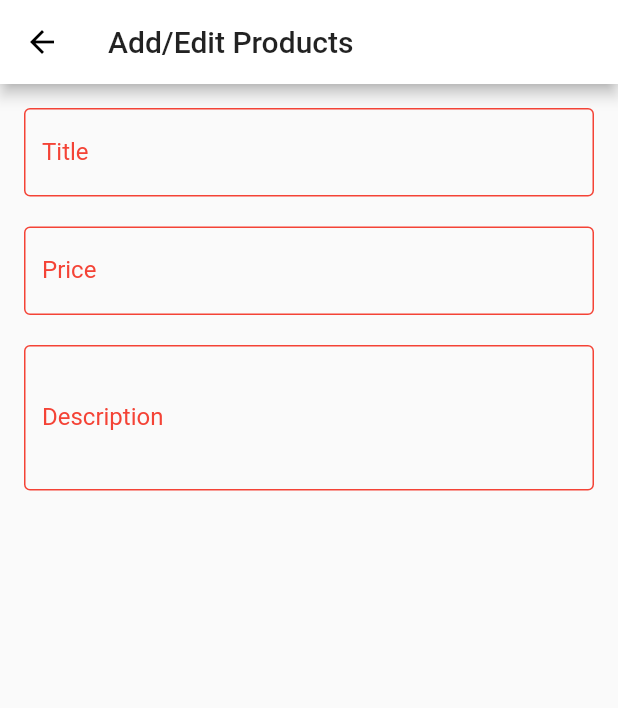
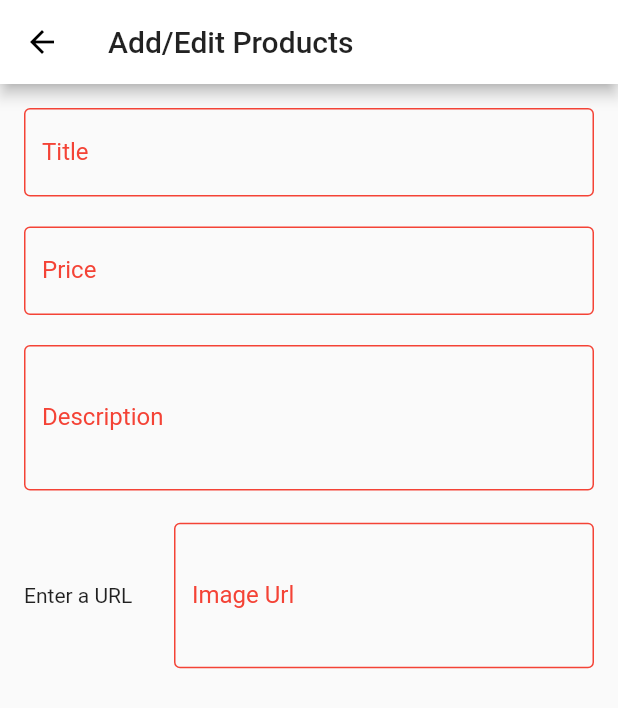
Before and after one commit to rijin-23/shopping_app, a Flutter app: the Edit_products screen opened by its route, on a phone screen of 412 x 824 dp. Shown: the top 708 px of the screen. Run offline on Flutter 3.47's test engine with Material 2 defaults, Android fonts, the phone set to English and light mode, and no system bars; network calls fail.

Commit message:
user can add product image

```diff
--- a/lib/screens/edit_products_screen.dart
+++ b/lib/screens/edit_products_screen.dart
@@ -8,13 +8,30 @@ class Edit_products extends StatefulWidget {
 class _Edit_productsState extends State<Edit_products> {
   final _priceFocusNode = FocusNode();
   final _descFocusNode = FocusNode();
+  final _imageController = TextEditingController();
+  final _imageUrlFocusNode = FocusNode();
+
+  @override
+  void initState() {
+    // TODO: implement initState
+    super.initState();
+    _imageUrlFocusNode.addListener(_updateImgUrl);
+  }
 
   @override
   void dispose() {
     // TODO: implement dispose
     super.dispose();
+    _imageUrlFocusNode.removeListener(_updateImgUrl);
     _priceFocusNode.dispose();
     _descFocusNode.dispose();
+    _imageController.dispose();
+  }
+
+  void _updateImgUrl() {
+    if (!_imageUrlFocusNode.hasFocus) {
+      setState(() {});
+    }
   }
 
   @override
@@ -80,10 +97,47 @@ class _Edit_productsState extends State<Edit_products> {
                 keyboardType: TextInputType.multiline,
                 maxLines: 3,
                 focusNode: _descFocusNode,
+              ),
+              SizedBox(height: 20),
+              Container(
+                height: 100,
+                child: Row(
+                  children: [
+                    Container(
+                      width: 100,
+                      child: _imageController.text.isEmpty
+                          ? Text('Enter a URL')
+                          : FittedBox(
+                              child: Image.network(
+                              _imageController.text,
+                            )),
+                    ),
+                    Expanded(
+                      child: TextFormField(
+                        decoration: InputDecoration(
+                          labelText: 'Image Url',
+                          enabledBorder: OutlineInputBorder(
+                            borderSide: BorderSide(color: Colors.red),
+                          ),
+                          focusedBorder: UnderlineInputBorder(
+                            borderSide: BorderSide(color: Colors.red),
+                          ),
+                          labelStyle: TextStyle(color: Colors.red),
+                        ),
+                        keyboardType: TextInputType.url,
+                        maxLines: 3,
+                        focusNode: _imageUrlFocusNode,
+                        controller: _imageController,
+                        textInputAction: TextInputAction.done,
+                      ),
+                    ),
+                  ],
+                ),
               )
             ],
           ),
         ),
-        ));
+      ),
+    );
   }
 }
```
Lines whose indentation alone changed are shown as unchanged.
